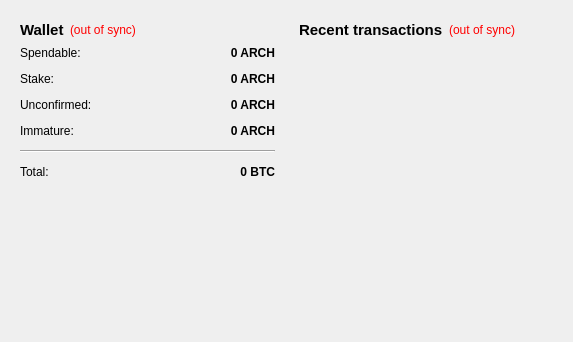
Old version of the form src/qt/forms/overviewpage.ui in the repository EdgarSoares/ARCH.
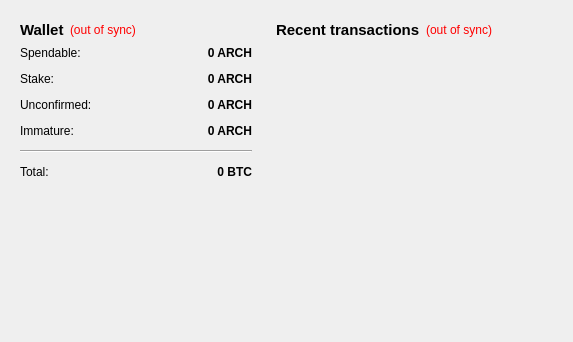
New version of the form.

The edit to the form file:
```diff
--- a/src/qt/forms/overviewpage.ui
+++ b/src/qt/forms/overviewpage.ui
@@ -18,6 +18,12 @@
     <layout class="QVBoxLayout" name="verticalLayout_2">
      <item>
       <widget class="QWidget" name="widget" native="true">
+       <property name="maximumSize">
+        <size>
+         <width>250</width>
+         <height>16777215</height>
+        </size>
+       </property>
        <layout class="QVBoxLayout" name="verticalLayout_4">
         <item>
          <layout class="QHBoxLayout" name="horizontalLayout_4">
@@ -265,6 +271,12 @@
     <layout class="QVBoxLayout" name="verticalLayout_3">
      <item>
       <widget class="QWidget" name="widget_2" native="true">
+       <property name="minimumSize">
+        <size>
+         <width>290</width>
+         <height>0</height>
+        </size>
+       </property>
        <layout class="QVBoxLayout" name="verticalLayout">
         <item>
          <layout class="QHBoxLayout" name="horizontalLayout_2">
```
Left out of the diff: 2 changed lines with no effect on the pictures.
